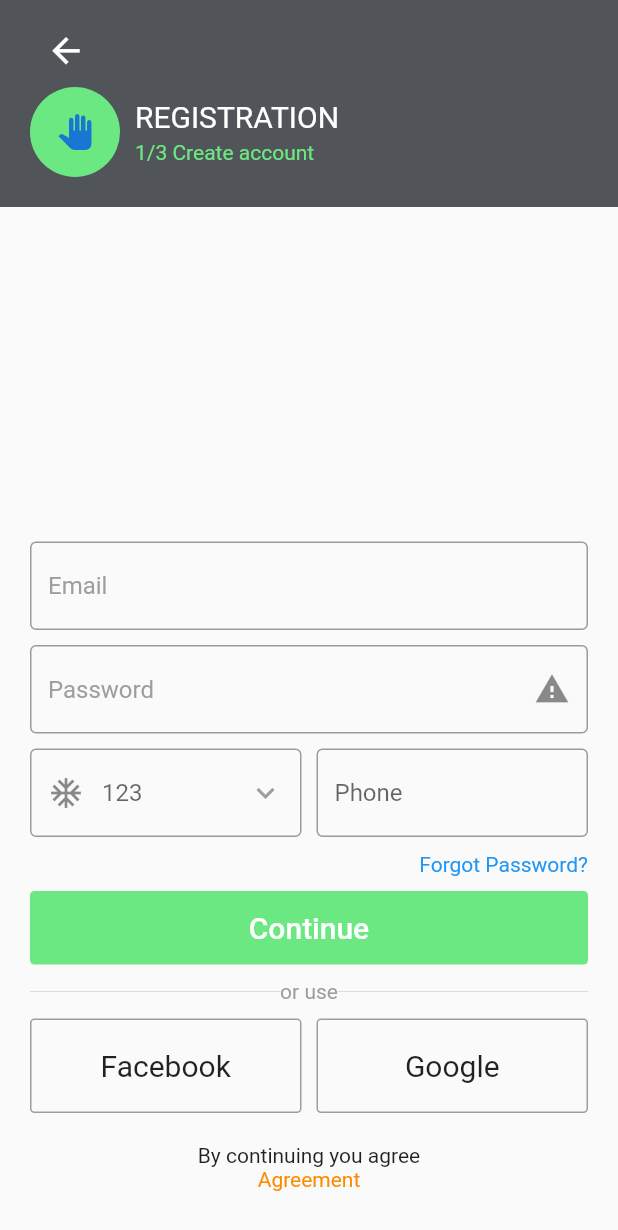
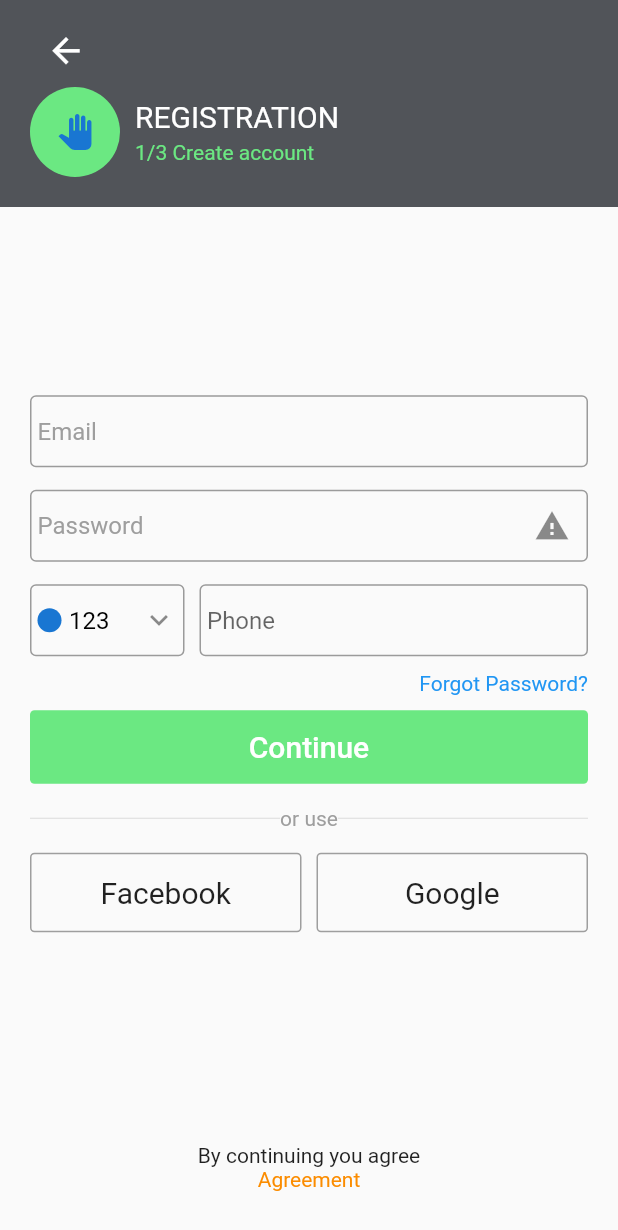
Before and after one commit to karen98bdiw/globbing, a Flutter app: the RegisterScreen screen opened by its route, on a phone screen of 412 x 824 dp. Shown: the top 1230 px of the screen. Run offline on Flutter 3.47's test engine with Material 2 defaults, Android fonts, the phone set to English and light mode, and no system bars.

Commit message:
register screen

```diff
--- a/lib/screens/logScreens/registerScreens/registerScreen.dart
+++ b/lib/screens/logScreens/registerScreens/registerScreen.dart
@@ -29,11 +29,11 @@ class _RegisterScreenState extends State<RegisterScreen> {
                 children: [
                   _usualRegisterForm(),
                   SizedBox(
-                    height: 10,
+                    height: 15,
                   ),
                   _myDivider(),
                   SizedBox(
-                    height: 10,
+                    height: 15,
                   ),
                   Row(
                     children: [
@@ -49,7 +49,10 @@ class _RegisterScreenState extends State<RegisterScreen> {
                     ],
                   ),
                   SizedBox(
-                    height: 20,
+                    height: 15,
+                  ),
+                ],
+              ),
             ),
             Column(
               mainAxisSize: MainAxisSize.min,
@@ -63,9 +66,6 @@ class _RegisterScreenState extends State<RegisterScreen> {
                 )
               ],
             ),
-                ],
-              ),
-            )
           ],
         ),
       ),
@@ -137,6 +137,7 @@ class _RegisterScreenState extends State<RegisterScreen> {
         children: [
           TextField(
             decoration: InputDecoration(
+              contentPadding: EdgeInsets.only(left: 5),
               hintText: "Email",
               hintStyle: TextStyle(color: Colors.grey),
               border: OutlineInputBorder(
@@ -148,11 +149,12 @@ class _RegisterScreenState extends State<RegisterScreen> {
             ),
           ),
           SizedBox(
-            height: 10,
+            height: 15,
           ),
           TextField(
             obscureText: _hidePasswordText,
             decoration: InputDecoration(
+              contentPadding: EdgeInsets.only(left: 5),
               suffixIcon: IconButton(
                 icon: Icon(Icons.warning),
                 onPressed: () {
@@ -172,34 +174,43 @@ class _RegisterScreenState extends State<RegisterScreen> {
             ),
           ),
           SizedBox(
-            height: 10,
+            height: 15,
           ),
           Row(
+            // crossAxisAlignment: CrossAxisAlignment.stretch,
             children: [
-              Expanded(
-                flex: 2,
+              Container(
+                width: MediaQuery.of(context).size.width * 0.25,
                 child: TextField(
-                  readOnly: true,
                   decoration: InputDecoration(
-                    prefixIcon: Icon(Icons.ac_unit),
+                      contentPadding: EdgeInsets.all(0),
                       hintText: "123",
-                    suffixIcon: Icon(
-                      Icons.keyboard_arrow_down,
-                      color: Colors.grey,
+                      hintStyle: TextStyle(color: Colors.black),
+                      prefixIcon: Padding(
+                        padding: const EdgeInsets.only(left: 5, right: 5),
+                        child: CircleAvatar(
+                          radius: 8,
+                        ), // myIcon is a 48px-wide widget.
                       ),
+                      prefixIconConstraints: BoxConstraints(minWidth: 8),
+                      suffixIcon: Padding(
+                        padding: const EdgeInsets.only(right: 5, left: 5),
+                        child: Icon(Icons
+                            .keyboard_arrow_down), // myIcon is a 48px-wide widget.
+                      ),
+                      suffixIconConstraints: BoxConstraints(minWidth: 10),
                       border: OutlineInputBorder(
                         borderSide: BorderSide(color: Colors.grey, width: 1),
-                    ),
-                  ),
+                      )),
                 ),
               ),
               SizedBox(
                 width: 10,
               ),
               Expanded(
-                flex: 2,
                 child: TextField(
                   decoration: InputDecoration(
+                    contentPadding: EdgeInsets.only(left: 5),
                     hintText: "Phone",
                     border: OutlineInputBorder(
                       borderSide: BorderSide(color: Colors.grey, width: 1),
@@ -261,7 +272,7 @@ class _RegisterScreenState extends State<RegisterScreen> {
           "Facebook",
           style: TextStyle(fontSize: 20, fontWeight: FontWeight.w400),
         ),
-        padding: EdgeInsets.all(20),
+        padding: EdgeInsets.all(15),
         shape: RoundedRectangleBorder(borderRadius: BorderRadius.circular(3)),
         borderSide: BorderSide(
           color: Colors.grey[500],
@@ -275,10 +286,29 @@ class _RegisterScreenState extends State<RegisterScreen> {
           "Google",
           style: TextStyle(fontSize: 20, fontWeight: FontWeight.w400),
         ),
-        padding: EdgeInsets.all(20),
+        padding: EdgeInsets.all(15),
         shape: RoundedRectangleBorder(borderRadius: BorderRadius.circular(3)),
         borderSide: BorderSide(
           color: Colors.grey[500],
         ));
   }
 }
+
+//  TextField(
+//                   readOnly: true,
+//                   decoration: InputDecoration(
+//                     contentPadding: EdgeInsets.only(left: 5),
+//                     prefixIcon: Icon(Icons.ac_unit),
+//                     hintText: "123",
+//                     hintStyle: TextStyle(
+//                       color: Colors.black,
+//                     ),
+//                     suffixIcon: Icon(
+//                       Icons.keyboard_arrow_down,
+//                       color: Colors.grey,
+//                     ),
+//                     border: OutlineInputBorder(
+//                       borderSide: BorderSide(color: Colors.grey, width: 1),
+//                     ),
+//                   ),
+//                 ),
```
Lines whose indentation alone changed are shown as unchanged.
